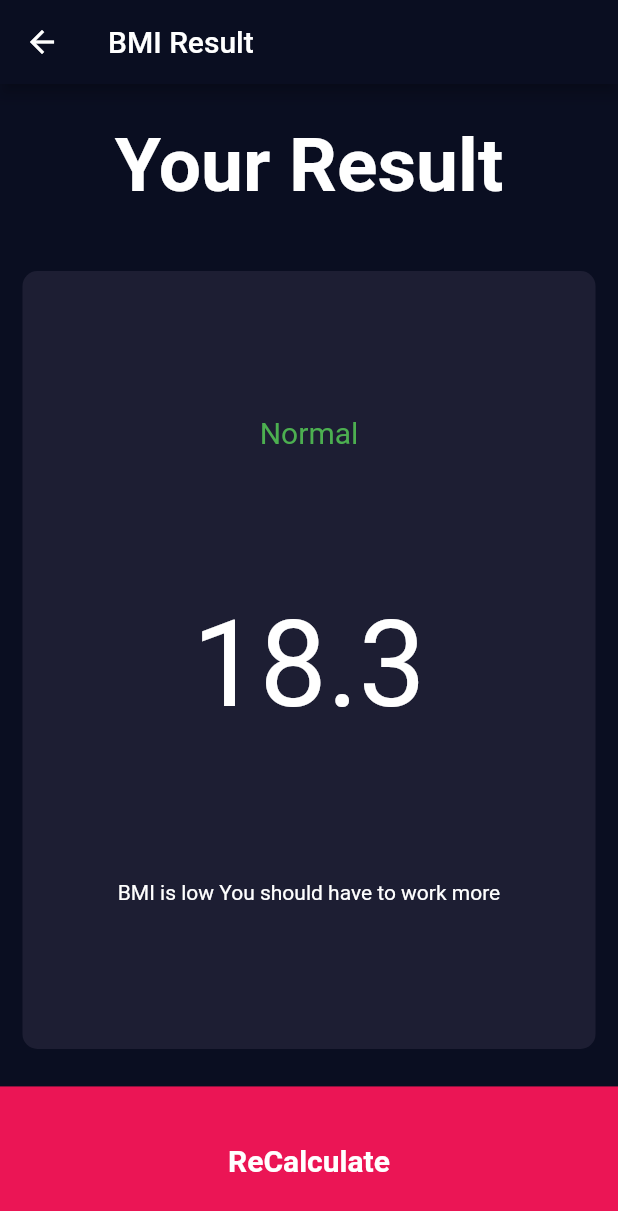
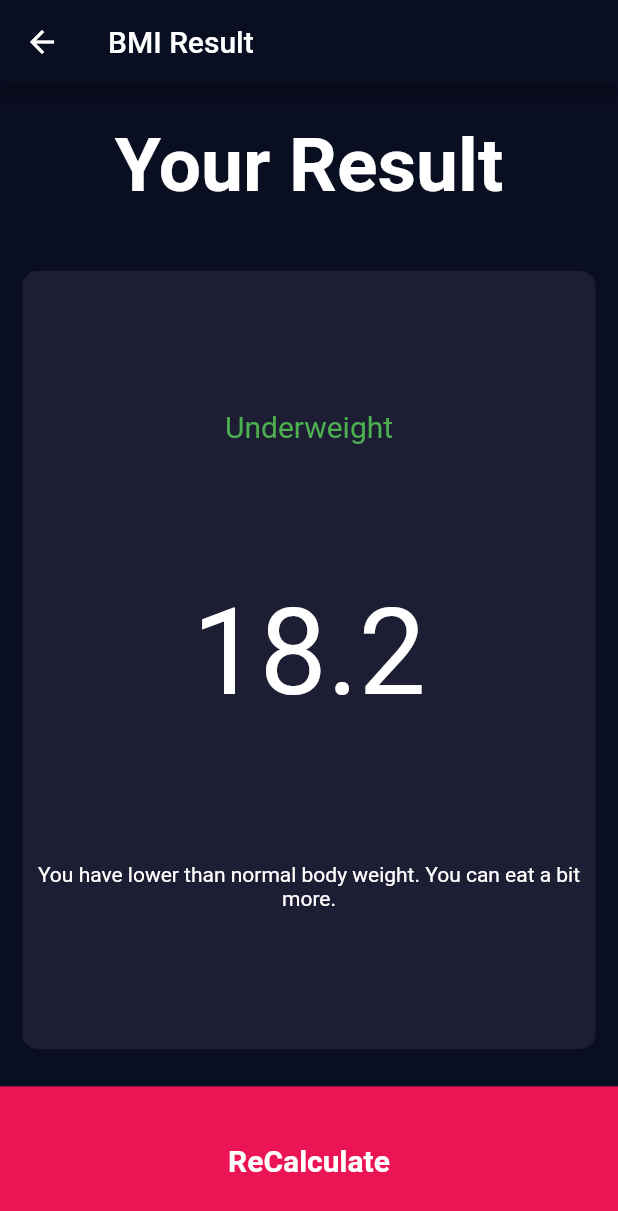
Before and after one commit to MuhammadUsmanIbraheem/new_bmi_calculator, a Flutter app: the screen it shows after launch, after a tap on "Calculate", on a phone screen of 412 x 824 dp. Shown: the top 1211 px of the screen. Run offline on Flutter 3.47's test engine with Material 2 defaults, Android fonts, the phone set to English and light mode, and no system bars; our stand-ins replace font_awesome_flutter.

Commit message:
Done lecture 70 : adding math file

```diff
--- /dev/null
+++ b/lib/CalculatorFile.dart
@@ -0,0 +1,32 @@
+import 'dart:math';
+
+class CalculatorBrain {
+  CalculatorBrain({this.height, this.weight});
+  final int height;
+  final int weight;
+  double _bmi;
+  String calculateBMI() {
+    _bmi = weight / pow(height / 100, 2);
+    return _bmi.toStringAsFixed(1);
+  }
+
+  String getResult() {
+    if (_bmi >= 25) {
+      return 'Overweight';
+    } else if (_bmi > 18.5) {
+      return 'Normal';
+    } else {
+      return 'Underweight';
+    }
+  }
+
+  String getInterpretation() {
+    if (_bmi >= 25) {
+      return 'You have a higher than normal body weight';
+    } else if (_bmi > 18.5) {
+      return 'You have a normal body weight. Good Job!';
+    } else {
+      return 'You have lower than normal body weight. You can eat a bit more.';
+    }
+  }
+}
--- a/lib/input_page.dart
+++ b/lib/input_page.dart
@@ -1,10 +1,12 @@
 import 'package:flutter/material.dart';
 import 'package:font_awesome_flutter/font_awesome_flutter.dart';
+import 'package:new_bmi_calculator/CalculatorFile.dart';
 import 'package:new_bmi_calculator/constantFile.dart';
 import 'IconTextFile.dart';
 import 'ContainerFile.dart';
 import 'constantFile.dart';
 import 'resultFile.dart';
+import 'CalculatorFile.dart';
 
 enum Gender {
   male,
@@ -200,8 +202,22 @@ class _InputPageState extends State<InputPage> {
             ),
             GestureDetector(
               onTap: () {
-                Navigator.push(context,
-                    MaterialPageRoute(builder: (context) => ResultScreen()));
+                CalculatorBrain calc =
+                    CalculatorBrain(height: sliderHeight, weight: sliderWeight);
+                Navigator.push(
+                    context,
+                    MaterialPageRoute(
+                        builder: (context) => ResultScreen(
+                              bmiResult: calc.calculateBMI(),
+                              resultText: calc.getResult(),
+                              interpretation: calc.getInterpretation(),
+                            )));
+                bmiResult:
+                calc.calculateBMI();
+                resultText:
+                calc.getResult();
+                interpretation:
+                calc.getInterpretation();
               },
               child: Container(
                 child: Center(
--- a/lib/resultFile.dart
+++ b/lib/resultFile.dart
@@ -4,6 +4,14 @@ import 'package:new_bmi_calculator/ContainerFile.dart';
 import 'input_page.dart';
 
 class ResultScreen extends StatelessWidget {
+  ResultScreen({
+    @required this.bmiResult,
+    @required this.interpretation,
+    @required this.resultText,
+  });
+  final String bmiResult;
+  final String resultText;
+  final String interpretation;
   @override
   Widget build(BuildContext context) {
     return Scaffold(
@@ -33,15 +41,15 @@ class ResultScreen extends StatelessWidget {
                   crossAxisAlignment: CrossAxisAlignment.center,
                   children: [
                     Text(
-                      'Normal',
+                      resultText,
                       style: kResultText,
                     ),
                     Text(
-                      '18.3',
+                      bmiResult,
                       style: kBmiTextStyle,
                     ),
                     Text(
-                      'BMI is low You should have to work more',
+                      interpretation,
                       textAlign: TextAlign.center,
                       style: kbodyTextStyle,
                     ),
```
